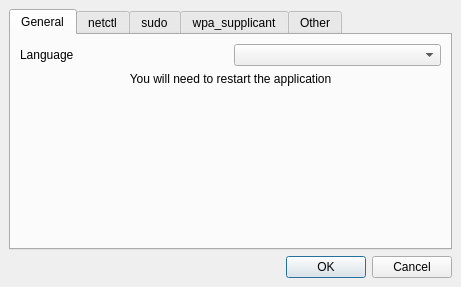
Before: the Qt Designer form sources/gui/src/settingswindow.ui in arcan1s/netctl-gui, drawn with Qt 5.
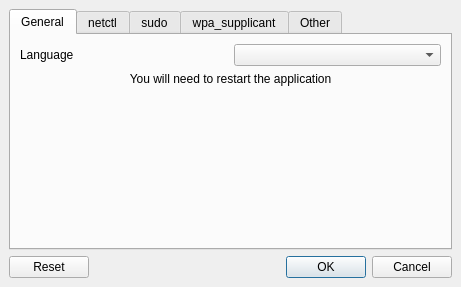
After: the same form once the commit is applied.

The edit to the form file:
```diff
--- a/sources/gui/src/settingswindow.ui
+++ b/sources/gui/src/settingswindow.ui
@@ -490,7 +490,7 @@
     <item>
      <widget class="QDialogButtonBox" name="buttonBox">
       <property name="standardButtons">
-       <set>QDialogButtonBox::Cancel|QDialogButtonBox::Ok</set>
+       <set>QDialogButtonBox::Cancel|QDialogButtonBox::Ok|QDialogButtonBox::Reset</set>
       </property>
      </widget>
     </item>
```
